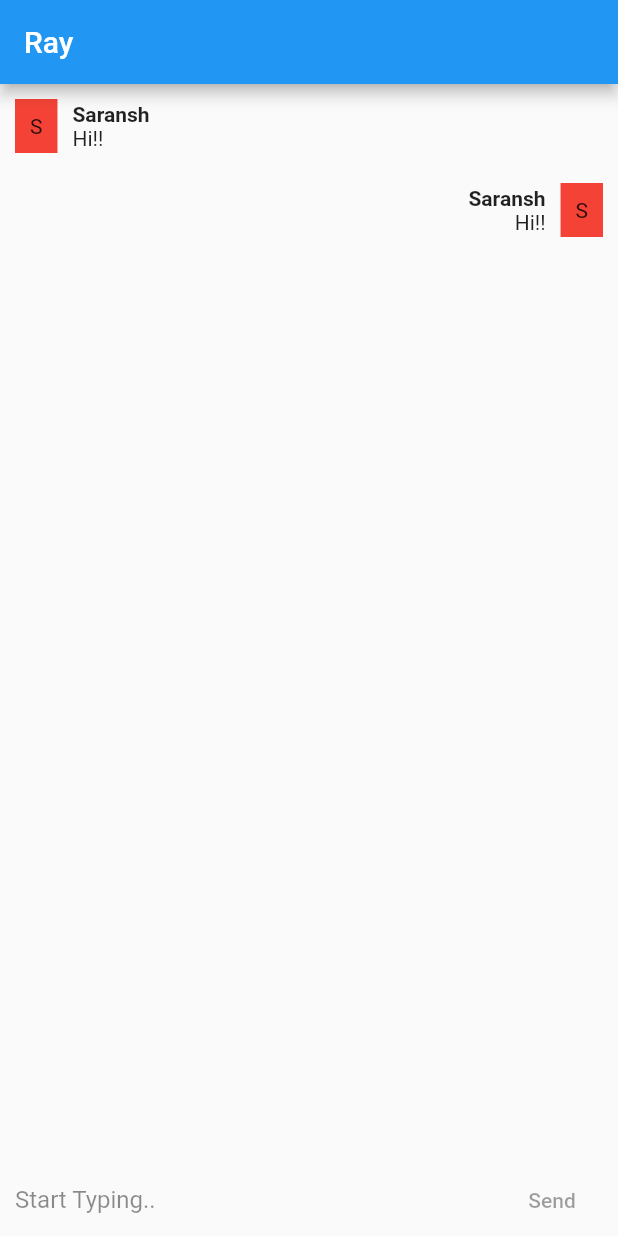
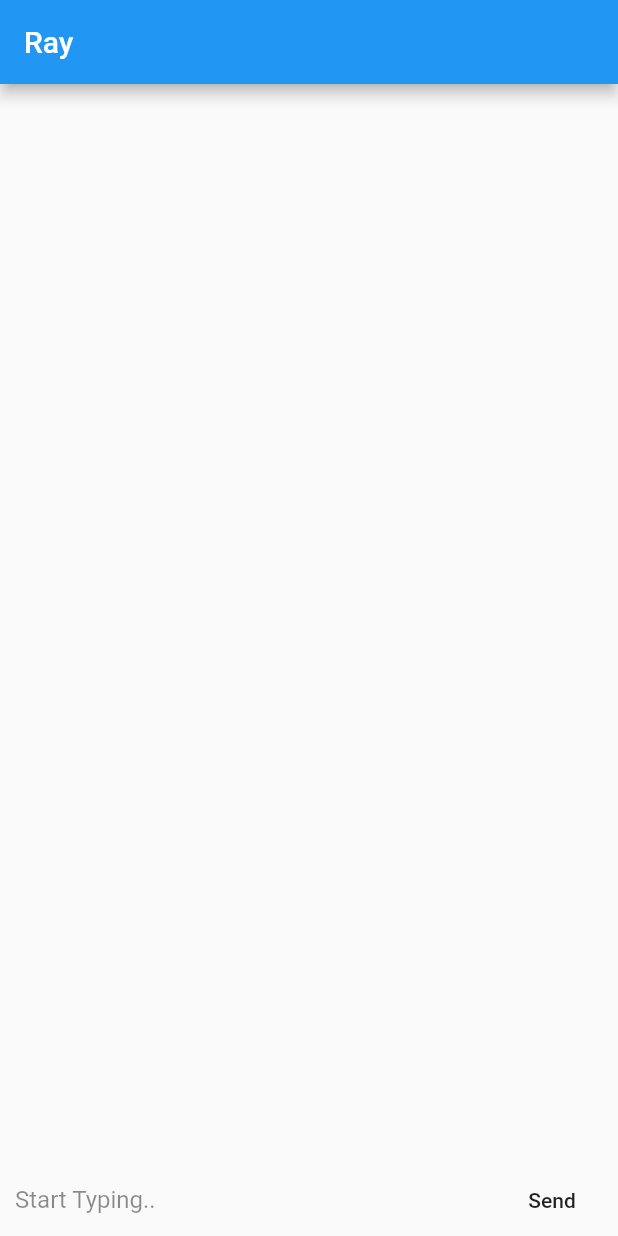
Before and after one commit to saranshgupta1995/Ray---chat, a Flutter app: the screen it shows after launch, on a phone screen of 412 x 824 dp. Run offline on Flutter 3.47's test engine with Material 2 defaults, Android fonts, the phone set to English and light mode, and no system bars.

```diff
--- a/lib/components/chat-component.dart
+++ b/lib/components/chat-component.dart
@@ -6,16 +6,34 @@ class _ChatWindowState extends State<ChatWindow> {
   final chatData = [
     {'n': 'S', 'message': 'Hi!!', 'type': 'bot', 'name': 'Saransh'},
     {'n': 'S', 'message': 'Hi!!', 'type': 'user', 'name': 'Saransh'},
+    {'n': 'S', 'message': 'How are you??', 'type': 'bot', 'name': 'Saransh'},
+    {'n': 'S', 'message': 'Great, wbu?', 'type': 'user', 'name': 'Saransh'},
+    {'n': 'S', 'message': 'Hi!!', 'type': 'bot', 'name': 'Saransh'},
+    {'n': 'S', 'message': 'Hi!!', 'type': 'user', 'name': 'Saransh'},
+    {'n': 'S', 'message': 'How are you??', 'type': 'bot', 'name': 'Saransh'},
+    {'n': 'S', 'message': 'Great, wbu?', 'type': 'user', 'name': 'Saransh'},
+    {'n': 'S', 'message': 'Hi!!', 'type': 'bot', 'name': 'Saransh'},
+    {'n': 'S', 'message': 'Hi!!', 'type': 'user', 'name': 'Saransh'},
+    {'n': 'S', 'message': 'How are you??', 'type': 'bot', 'name': 'Saransh'},
+    {'n': 'S', 'message': 'Great, wbu?', 'type': 'user', 'name': 'Saransh'},
+    {'n': 'S', 'message': 'Hi!!', 'type': 'bot', 'name': 'Saransh'},
+    {'n': 'S', 'message': 'Hi!!', 'type': 'user', 'name': 'Saransh'},
+    {'n': 'S', 'message': 'How are you??', 'type': 'bot', 'name': 'Saransh'},
+    {'n': 'S', 'message': 'Great, wbu?', 'type': 'user', 'name': 'Saransh'},
+    {'n': 'S', 'message': 'Hi!!', 'type': 'bot', 'name': 'Saransh'},
+    {'n': 'S', 'message': 'Hi!!', 'type': 'user', 'name': 'Saransh'},
+    {'n': 'S', 'message': 'How are you??', 'type': 'bot', 'name': 'Saransh'},
+    {'n': 'S', 'message': 'Great, wbu?', 'type': 'user', 'name': 'Saransh'},
   ];
 
   Widget build(BuildContext context) {
     return Expanded(
       child: ListView(
         padding: EdgeInsets.fromLTRB(10, 0, 10, 0),
-        children: List.generate(chatData.length, (i) {
-          if (chatData[i]['type'] == 'bot')
-            return BotMessage(data: chatData[i]);
-            else return UserMessage(data: chatData[i]);
+        children: List.generate(widget.chatData.length, (i) {
+          if (widget.chatData[i]['type'] == 'bot')
+            return BotMessage(data: widget.chatData[i]);
+            else return UserMessage(data: widget.chatData[i]);
         }),
       ),
     );
@@ -23,8 +41,11 @@ class _ChatWindowState extends State<ChatWindow> {
 }
 
 class ChatWindow extends StatefulWidget {
+
+  final chatData;
+
   const ChatWindow({
-    Key key,
+    Key key, this.chatData
   }) : super(key: key);
 
   @override
--- a/lib/main.dart
+++ b/lib/main.dart
@@ -17,21 +17,36 @@ class MyApp extends StatelessWidget {
       theme: ThemeData(
         primarySwatch: Colors.blue,
       ),
-      home: MyHomePage(title: 'Ray'),
+      home: MyHomePage(
+        title: 'Ray',
+        chatData: [],
+      ),
     );
   }
 }
 
 class MyHomePage extends StatefulWidget {
-  MyHomePage({Key key, this.title}) : super(key: key);
+  MyHomePage({Key key, this.title, this.chatData}) : super(key: key);
 
   final String title;
+  List<Map> chatData;
 
   @override
   _MyHomePageState createState() => _MyHomePageState();
 }
 
 class _MyHomePageState extends State<MyHomePage> {
+  onSendToBot(e) {
+    setState(() {
+      widget.chatData.add({
+        'n': 'S',
+        'message': e,
+        'type': 'user',
+        'name': 'Saransh'
+      });
+    });
+  }
+
   @override
   Widget build(BuildContext context) {
     return Scaffold(
@@ -41,12 +56,15 @@ class _MyHomePageState extends State<MyHomePage> {
         body: Column(
           mainAxisSize: MainAxisSize.max,
           children: <Widget>[
-            ChatWindow(),
+            ChatWindow(
+              chatData: widget.chatData,
+            ),
             UserInputPanel(
               textColor: Colors.black87,
               placeHolderColor: Colors.black45,
               placeHolder: 'Start Typing..',
               buttonText: 'Send',
+              onSend: onSendToBot,
             )
           ],
         ));
```
Also changed, not shown: lib/components/user-input-panel.dart (+9 -1 lines).
